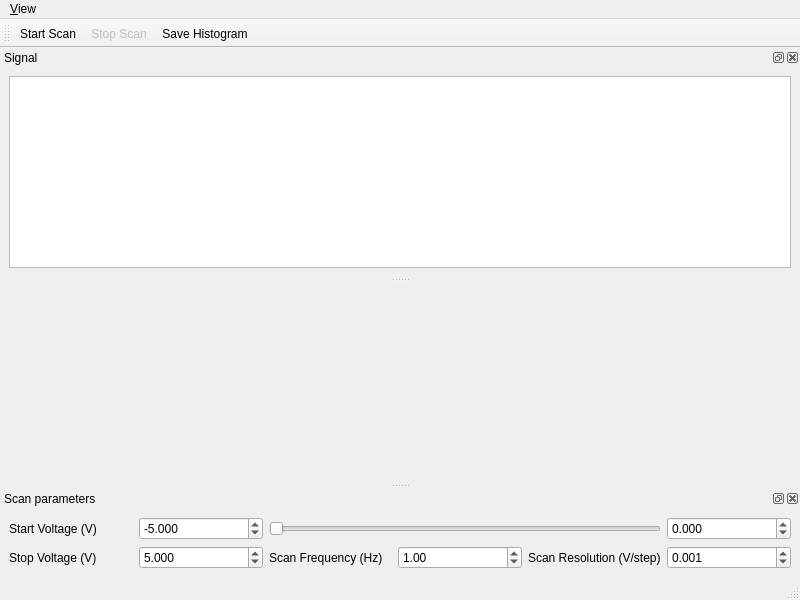
Above: gui/cavity_stabilisation/ui_cavity_stabilisation_gui.ui from Ulm-IQO/qudi before the change. Below: the same form after it.
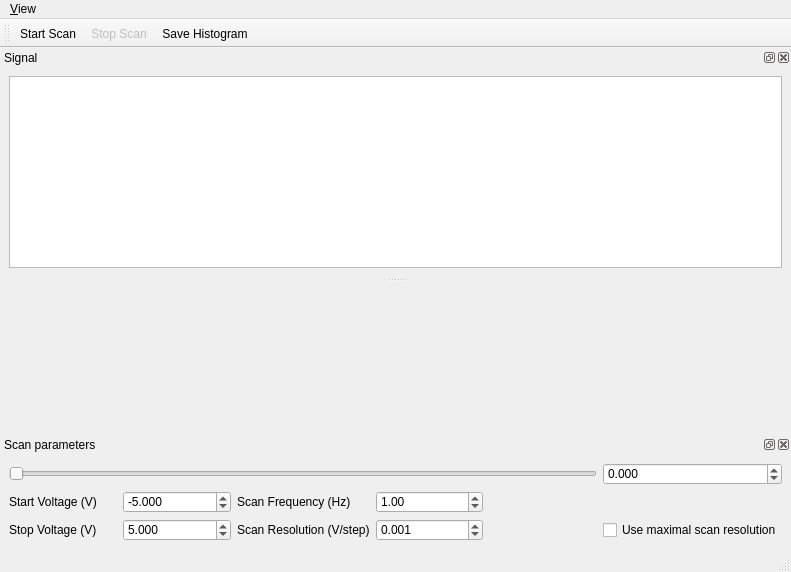
That is the form after the change. Icons and pictures are not drawn. Custom widgets are drawn as their Qt base class.

Commit message: Implemented a checkBox in the cavity_stabilisation_gui to be able to scan with maximal resolution of the NICard

What changed in the file:
```diff
--- a/gui/cavity_stabilisation/ui_cavity_stabilisation_gui.ui
+++ b/gui/cavity_stabilisation/ui_cavity_stabilisation_gui.ui
@@ -6,8 +6,8 @@
    <rect>
     <x>0</x>
     <y>0</y>
-    <width>800</width>
-    <height>600</height>
+    <width>791</width>
+    <height>572</height>
    </rect>
   </property>
   <property name="windowTitle">
@@ -19,7 +19,7 @@
     <rect>
      <x>0</x>
      <y>0</y>
-     <width>800</width>
+     <width>791</width>
      <height>21</height>
     </rect>
    </property>
@@ -56,10 +56,16 @@
    </widget>
   </widget>
   <widget class="QDockWidget" name="scan_parameters_DockWidget">
+   <property name="minimumSize">
+    <size>
+     <width>537</width>
+     <height>115</height>
+    </size>
+   </property>
    <property name="maximumSize">
     <size>
      <width>524287</width>
-     <height>100</height>
+     <height>115</height>
     </size>
    </property>
    <property name="windowTitle">
@@ -70,55 +76,6 @@
    </attribute>
    <widget class="QWidget" name="dockWidgetContents_2">
     <layout class="QGridLayout" name="gridLayout">
-     <item row="2" column="4">
-      <widget class="QLabel" name="label_4">
-       <property name="text">
-        <string>Scan Resolution (V/step)</string>
-       </property>
-      </widget>
-     </item>
-     <item row="2" column="5">
-      <widget class="QDoubleSpinBox" name="scan_resolution_spinBox">
-       <property name="decimals">
-        <number>3</number>
-       </property>
-       <property name="maximum">
-        <double>1.000000000000000</double>
-       </property>
-       <property name="singleStep">
-        <double>0.001000000000000</double>
-       </property>
-       <property name="value">
-        <double>0.001000000000000</double>
-       </property>
-      </widget>
-     </item>
-     <item row="0" column="0">
-      <widget class="QLabel" name="label">
-       <property name="text">
-        <string>Start Voltage (V)</string>
-       </property>
-      </widget>
-     </item>
-     <item row="0" column="1">
-      <widget class="QDoubleSpinBox" name="start_spinBox">
-       <property name="decimals">
-        <number>3</number>
-       </property>
-       <property name="minimum">
-        <double>-10.000000000000000</double>
-       </property>
-       <property name="maximum">
-        <double>10.000000000000000</double>
-       </property>
-       <property name="singleStep">
-        <double>0.001000000000000</double>
-       </property>
-       <property name="value">
-        <double>-5.000000000000000</double>
-       </property>
-      </widget>
-     </item>
      <item row="2" column="3">
       <widget class="QDoubleSpinBox" name="scan_frequency_spinBox">
        <property name="toolTip">
@@ -135,35 +92,6 @@
        </property>
       </widget>
      </item>
-     <item row="2" column="0">
-      <widget class="QLabel" name="label_2">
-       <property name="text">
-        <string>Stop Voltage (V)</string>
-       </property>
-      </widget>
-     </item>
-     <item row="2" column="1">
-      <widget class="QDoubleSpinBox" name="stop_spinBox">
-       <property name="toolTip">
-        <string>End voltage value for scan</string>
-       </property>
-       <property name="decimals">
-        <number>3</number>
-       </property>
-       <property name="minimum">
-        <double>-10.000000000000000</double>
-       </property>
-       <property name="maximum">
-        <double>10.000000000000000</double>
-       </property>
-       <property name="singleStep">
-        <double>0.001000000000000</double>
-       </property>
-       <property name="value">
-        <double>5.000000000000000</double>
-       </property>
-      </widget>
-     </item>
      <item row="2" column="2">
       <widget class="QLabel" name="label_3">
        <property name="toolTip">
@@ -192,13 +120,98 @@
        </property>
       </widget>
      </item>
-     <item row="0" column="2" colspan="3">
+     <item row="3" column="0">
+      <widget class="QLabel" name="label_2">
+       <property name="text">
+        <string>Stop Voltage (V)</string>
+       </property>
+      </widget>
+     </item>
+     <item row="3" column="1">
+      <widget class="QDoubleSpinBox" name="stop_spinBox">
+       <property name="toolTip">
+        <string>End voltage value for scan</string>
+       </property>
+       <property name="decimals">
+        <number>3</number>
+       </property>
+       <property name="minimum">
+        <double>-10.000000000000000</double>
+       </property>
+       <property name="maximum">
+        <double>10.000000000000000</double>
+       </property>
+       <property name="singleStep">
+        <double>0.001000000000000</double>
+       </property>
+       <property name="value">
+        <double>5.000000000000000</double>
+       </property>
+      </widget>
+     </item>
+     <item row="2" column="0">
+      <widget class="QLabel" name="label">
+       <property name="text">
+        <string>Start Voltage (V)</string>
+       </property>
+      </widget>
+     </item>
+     <item row="2" column="1">
+      <widget class="QDoubleSpinBox" name="start_spinBox">
+       <property name="decimals">
+        <number>3</number>
+       </property>
+       <property name="minimum">
+        <double>-10.000000000000000</double>
+       </property>
+       <property name="maximum">
+        <double>10.000000000000000</double>
+       </property>
+       <property name="singleStep">
+        <double>0.001000000000000</double>
+       </property>
+       <property name="value">
+        <double>-5.000000000000000</double>
+       </property>
+      </widget>
+     </item>
+     <item row="0" column="0" colspan="5">
       <widget class="QSlider" name="position_slider">
        <property name="orientation">
         <enum>Qt::Horizontal</enum>
        </property>
       </widget>
      </item>
+     <item row="3" column="2">
+      <widget class="QLabel" name="label_4">
+       <property name="text">
+        <string>Scan Resolution (V/step)</string>
+       </property>
+      </widget>
+     </item>
+     <item row="3" column="3">
+      <widget class="QDoubleSpinBox" name="scan_resolution_spinBox">
+       <property name="decimals">
+        <number>3</number>
+       </property>
+       <property name="maximum">
+        <double>1.000000000000000</double>
+       </property>
+       <property name="singleStep">
+        <double>0.001000000000000</double>
+       </property>
+       <property name="value">
+        <double>0.001000000000000</double>
+       </property>
+      </widget>
+     </item>
+     <item row="3" column="5">
+      <widget class="QCheckBox" name="max_scan_resolution_checkBox">
+       <property name="text">
+        <string>Use maximal scan resolution</string>
+       </property>
+      </widget>
+     </item>
     </layout>
    </widget>
   </widget>
```
The commit also changes 2 other files.
